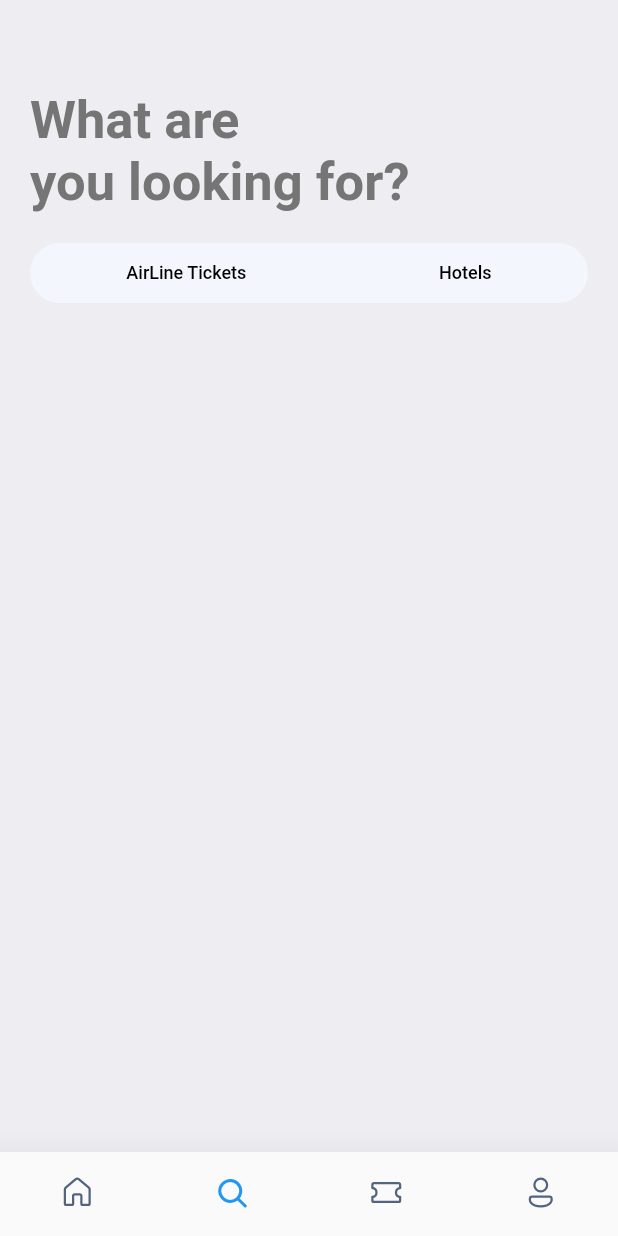
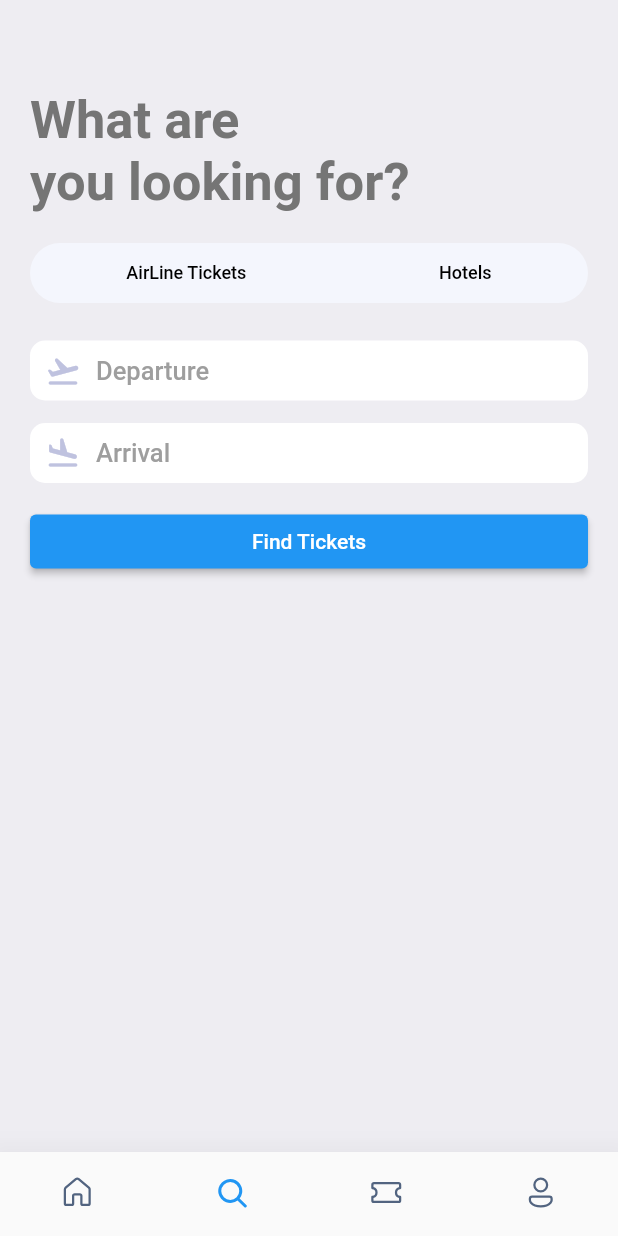
Before and after one commit to Willan0/ticket_aeroplane, a Flutter app: the screen it shows after launch, item 2 of the bottom bar chosen, on a phone screen of 412 x 824 dp. Run offline on Flutter 3.47's test engine with Material 2 defaults, Android fonts, the phone set to English and light mode, and no system bars; our stand-ins replace fluentui_icons, gap, get.

Commit message:
ticket_aeroplane

```diff
--- a/lib/screen/search_screen.dart
+++ b/lib/screen/search_screen.dart
@@ -1,6 +1,7 @@
 
 import 'package:flutter/material.dart';
 import 'package:gap/gap.dart';
+import 'package:ticket/screen/search_text.dart';
 import 'package:ticket/utils/app_layout.dart';
 
 import '../utils/app_style.dart';
@@ -41,7 +42,13 @@ class Search extends StatelessWidget {
                 )
               ],
             ),
-          )
+          ),
+          Gap(AppLayout.getHeight(25)),
+          const AppIconText(icon:Icons.flight_takeoff_rounded ,  text: "Departure"),
+          Gap(AppLayout.getHeight(15)),
+          const AppIconText(icon:Icons.flight_land_rounded ,  text: "Arrival"),
+          Gap(AppLayout.getHeight(15)),
+          ElevatedButton(onPressed: (){}, child: const Text("Find Tickets"))
         ],
       ),
     );
--- /dev/null
+++ b/lib/screen/search_text.dart
@@ -0,0 +1,33 @@
+
+import 'package:flutter/material.dart';
+import 'package:gap/gap.dart';
+
+import '../utils/app_layout.dart';
+import '../utils/app_style.dart';
+
+class AppIconText extends StatelessWidget {
+  final IconData icon;
+  final String text;
+  const AppIconText({Key? key, required this.icon, required this.text}) : super(key: key);
+
+  @override
+  Widget build(BuildContext context) {
+    final size = AppLayout.getSize(context);
+    return Container(
+      width: size.width*.7,
+      height: AppLayout.getHeight(40),
+      decoration:  BoxDecoration(
+        color: Colors.white,
+        borderRadius: BorderRadius.circular(AppLayout.getHeight(10)),
+      ),
+      child: Row(
+        children: [
+          Gap(AppLayout.getWidth(10)),
+          Icon(icon,color: const Color(0xffbfc2df),),
+          Gap(AppLayout.getWidth(10)),
+          Text(text,style: Style.headingLineStyle3,)
+        ],
+      ),
+    );
+  }
+}
```
